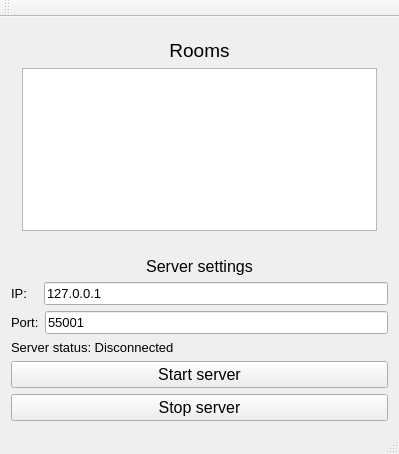
The window that TCP_Chat_Server/mainwindow.ui (Skau/TCPChat) describes before a commit, drawn with Qt 5.
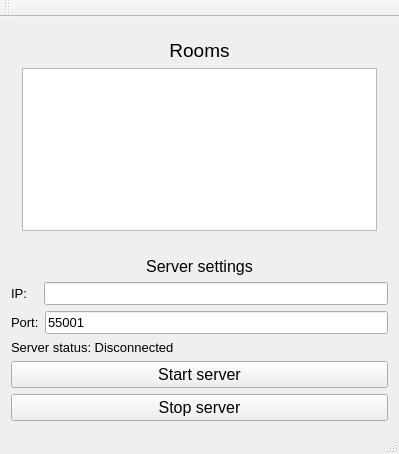
The same window after the commit.

The edit to the form file:
```diff
--- a/TCP_Chat_Server/mainwindow.ui
+++ b/TCP_Chat_Server/mainwindow.ui
@@ -141,7 +141,10 @@
              </font>
             </property>
             <property name="text">
-             <string>127.0.0.1</string>
+             <string> </string>
+            </property>
+            <property name="readOnly">
+             <bool>true</bool>
             </property>
            </widget>
           </item>
```
